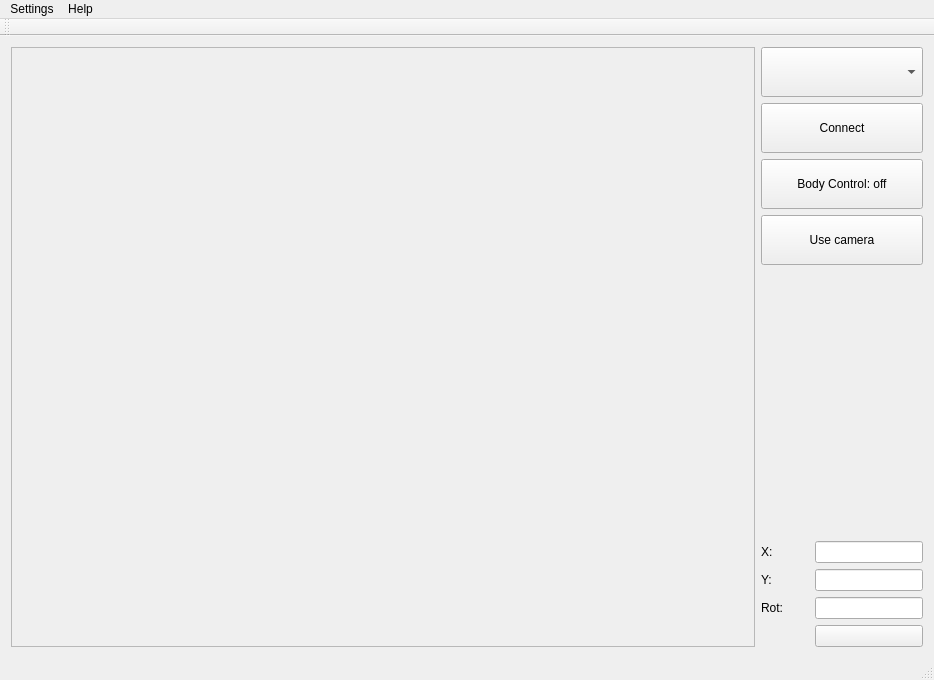
First picture: the form in demoRMR/mainwindow.ui, repository KocurMaros/HMI, before the edit.
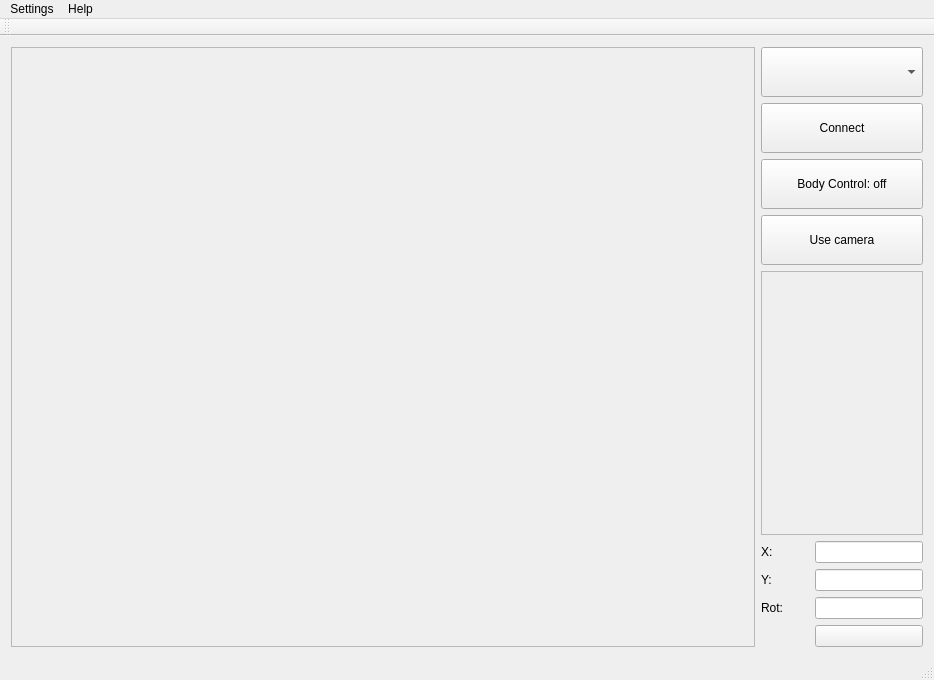
Second picture: the form after the edit. Icons and pictures are not drawn.

Commit message:
ui: create miniframe for additional info
In the app create additional mini frame. This frame will hold the complementary
window. That means it will have lidar data when using camera view and it will
have camera view, when using lidar data.

The edit to the form file:
```diff
--- a/demoRMR/mainwindow.ui
+++ b/demoRMR/mainwindow.ui
@@ -137,17 +137,14 @@
          </layout>
         </item>
         <item>
-         <spacer name="verticalSpacer_2">
-          <property name="orientation">
-           <enum>Qt::Vertical</enum>
+         <widget class="QFrame" name="minLidarFrame">
+          <property name="frameShape">
+           <enum>QFrame::StyledPanel</enum>
           </property>
-          <property name="sizeHint" stdset="0">
-           <size>
-            <width>20</width>
-            <height>40</height>
-           </size>
+          <property name="frameShadow">
+           <enum>QFrame::Raised</enum>
           </property>
-         </spacer>
+         </widget>
         </item>
         <item>
          <layout class="QVBoxLayout" name="verticalLayout_2">
```
The commit also changes 2 other files.
